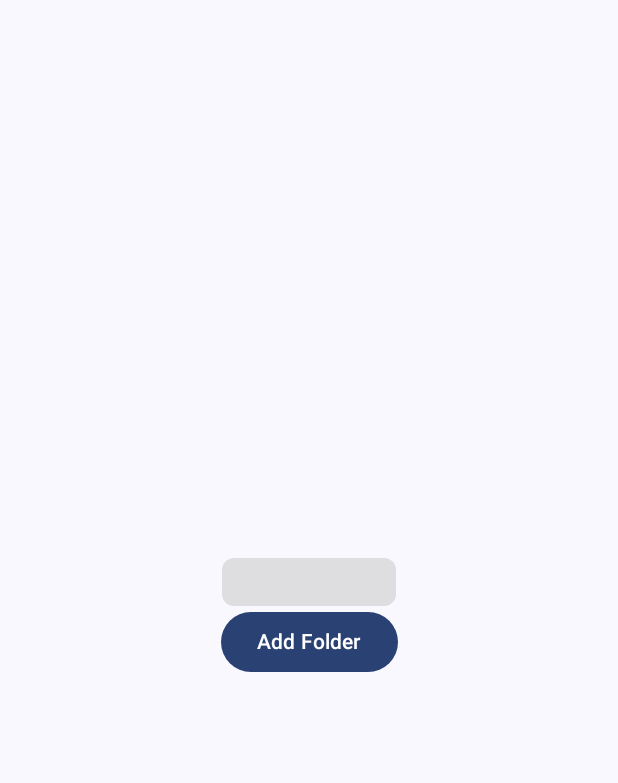
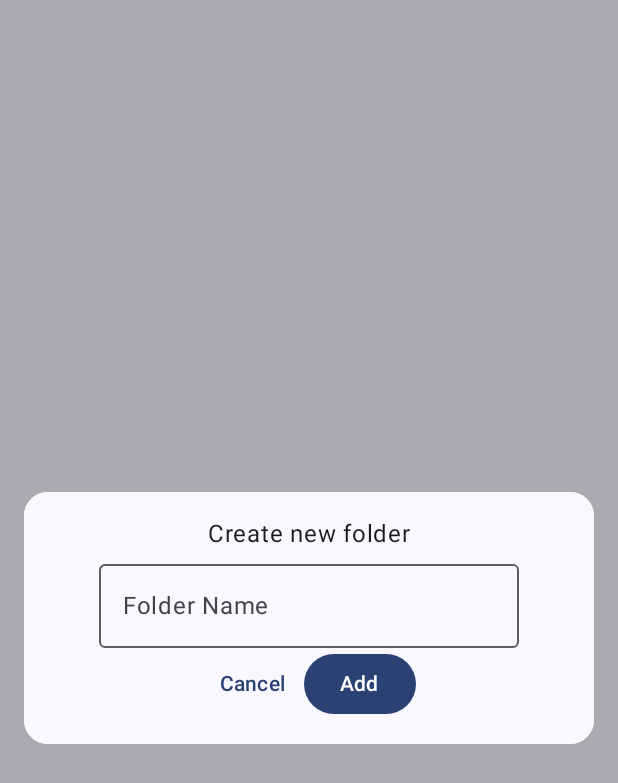
Before and after one commit to galen-f/Lavender-Launcher, an Android app built with Jetpack Compose: the composable FolderAddDialog shown on its own in the app's theme, on a phone screen of 412 x 824 dp. Shown: the top 783 px of the screen. Run offline under Robolectric (Android 15) with nearby library versions, the phone set to English and light mode, and no system bars.

Commit message:
Frontend Changes to add folder dialog

```diff
--- a/app/src/main/java/com/example/launcher/view/HomeScreen.kt
+++ b/app/src/main/java/com/example/launcher/view/HomeScreen.kt
@@ -20,9 +20,15 @@ import androidx.compose.foundation.text.KeyboardOptions
 import androidx.compose.foundation.layout.windowInsetsPadding
 import androidx.compose.foundation.layout.WindowInsets
 import androidx.compose.foundation.layout.navigationBars
+import androidx.compose.material3.BasicAlertDialog
 import androidx.compose.material3.Button
+import androidx.compose.material3.ExperimentalMaterial3Api
 import androidx.compose.material3.MaterialTheme
+import androidx.compose.material3.ModalBottomSheetDefaults.properties
+import androidx.compose.material3.OutlinedTextField
+import androidx.compose.material3.Surface
 import androidx.compose.material3.Text
+import androidx.compose.material3.TextButton
 import androidx.compose.runtime.Composable
 import androidx.compose.runtime.LaunchedEffect
 import androidx.compose.runtime.collectAsState
@@ -43,6 +49,7 @@ import androidx.compose.ui.unit.dp
 import androidx.compose.ui.platform.LocalContext
 import androidx.compose.ui.platform.LocalDensity
 import androidx.compose.ui.text.style.TextAlign
+import androidx.compose.ui.window.DialogProperties
 import androidx.navigation.NavController
 import com.example.launcher.viewmodel.HomeViewModel
 
@@ -175,42 +182,54 @@ fun HomeScreen(
     }
 }
 
+@OptIn(ExperimentalMaterial3Api::class)
 @Composable // Dialog Box that appears when the user wishes to add a new folder
 fun FolderAddDialog(viewModel: HomeViewModel, onDismiss: () -> Unit) {
     var newFolderName by remember { mutableStateOf("") }
 
-    Column(
-        horizontalAlignment = Alignment.CenterHorizontally,
-        verticalArrangement = Arrangement.Center,
+    BasicAlertDialog(
+        onDismissRequest = onDismiss,
         modifier = Modifier
-            .fillMaxSize()
-            .background(Color.White.copy(alpha = 0.0F))
+            .fillMaxWidth()
             .padding(16.dp),
     ) {
-        BasicTextField( // Folder creation input
+        Surface(
+            shape = RoundedCornerShape(16.dp),
+        ) {
+            Column (
+                modifier = Modifier
+                    .background(MaterialTheme.colorScheme.surface)
+                    .padding(16.dp),
+                horizontalAlignment = Alignment.CenterHorizontally
+            ) {
+                Text(
+                    text = "Create new folder"
+                )
+                OutlinedTextField(
                     value = newFolderName,
                     onValueChange = { newFolderName = it },
-            keyboardOptions = KeyboardOptions.Default.copy(imeAction = ImeAction.Done),
-            keyboardActions = KeyboardActions(onDone = {
+                    label = { Text("Folder Name")}
+                )
+
+                Row(
+
+                ) {
+                    TextButton(onClick = onDismiss) {
+                        Text("Cancel")
+                    }
+                    Button(
+                        onClick = {
                             if (newFolderName.isNotBlank()) {
                                 viewModel.addFolder(newFolderName)
                                 newFolderName = ""
                                 onDismiss()
                             }
-            }),
-            modifier = Modifier
-                .clip(RoundedCornerShape(8.dp))
-                .background(Color.LightGray.copy(alpha = 0.6F))
-                .padding(8.dp)
-        )
-        Button(onClick = { // Folder creation button
-            if (newFolderName.isNotBlank()) {
-                viewModel.addFolder(newFolderName)
-                newFolderName = ""
-                onDismiss()
                         }
-        }) {
-            Text("Add Folder")
+                    ) {
+                        Text("Add")
+                    }
+                }
+            }
         }
     }
 }
```
Lines whose indentation alone changed are shown as unchanged.
